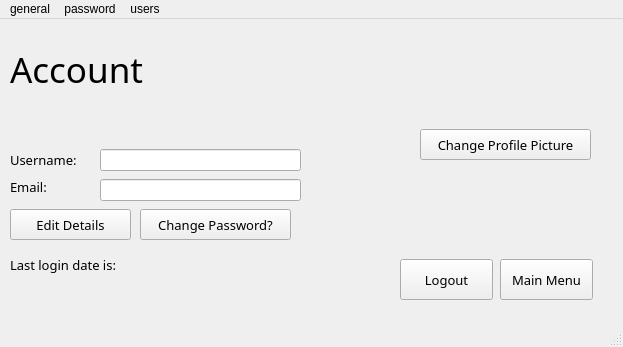
The window that lightning_pass/gui/static/qt_designer/main.ui (lgtm-migrator/lightning-pass) describes before a commit, drawn with Qt 5.
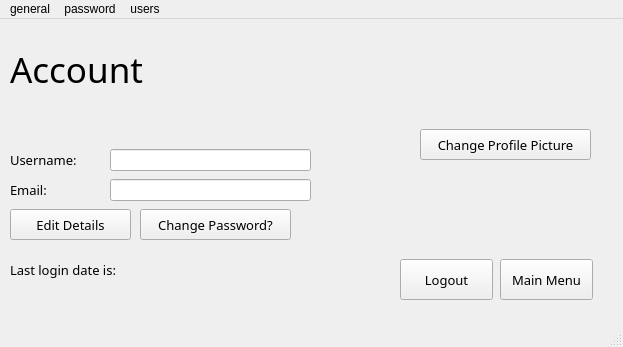
The same window after the commit. Icons and pictures are not drawn.

```diff
--- a/lightning_pass/gui/static/qt_designer/main.ui
+++ b/lightning_pass/gui/static/qt_designer/main.ui
@@ -20,7 +20,7 @@
       <x>0</x>
       <y>0</y>
       <width>611</width>
-      <height>281</height>
+      <height>291</height>
      </rect>
     </property>
     <property name="currentIndex">
@@ -683,7 +683,7 @@
      <widget class="QLineEdit" name="account_username_line">
       <property name="geometry">
        <rect>
-        <x>100</x>
+        <x>110</x>
         <y>130</y>
         <width>201</width>
         <height>22</height>
@@ -696,7 +696,7 @@
      <widget class="QLineEdit" name="account_email_line">
       <property name="geometry">
        <rect>
-        <x>100</x>
+        <x>110</x>
         <y>160</y>
         <width>201</width>
         <height>22</height>
@@ -712,7 +712,7 @@
         <x>10</x>
         <y>160</y>
         <width>71</width>
-        <height>16</height>
+        <height>21</height>
        </rect>
       </property>
       <property name="font">
@@ -862,9 +862,9 @@
       <property name="geometry">
        <rect>
         <x>10</x>
-        <y>230</y>
+        <y>240</y>
         <width>281</width>
-        <height>31</height>
+        <height>21</height>
        </rect>
       </property>
       <property name="font">
```
